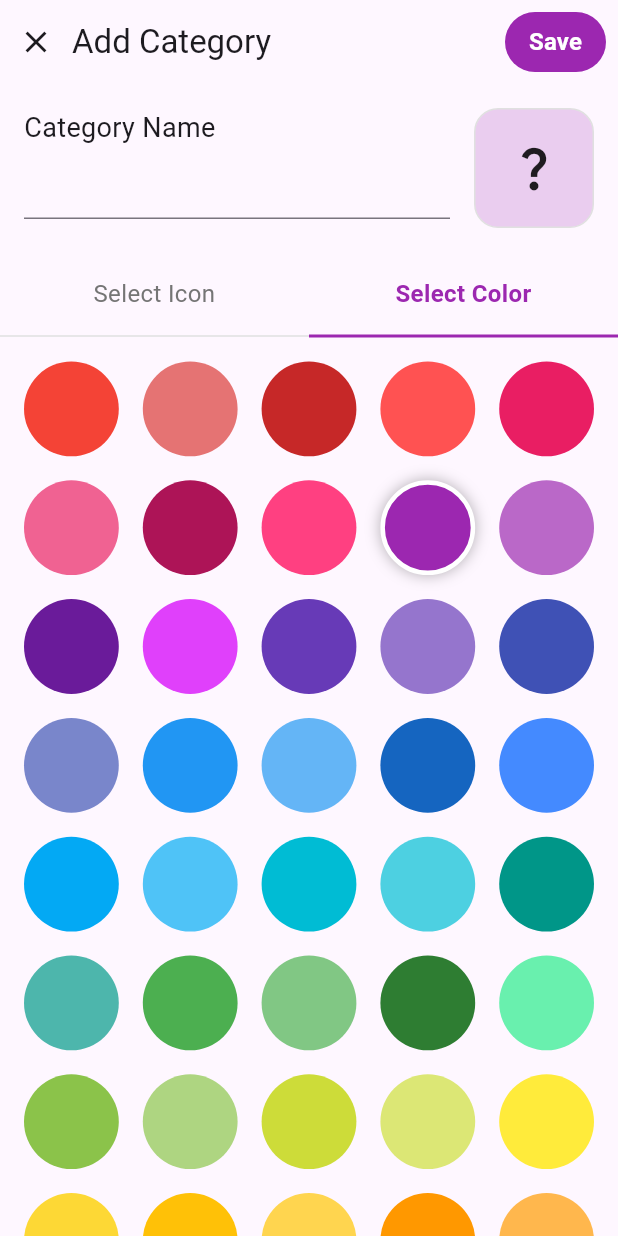
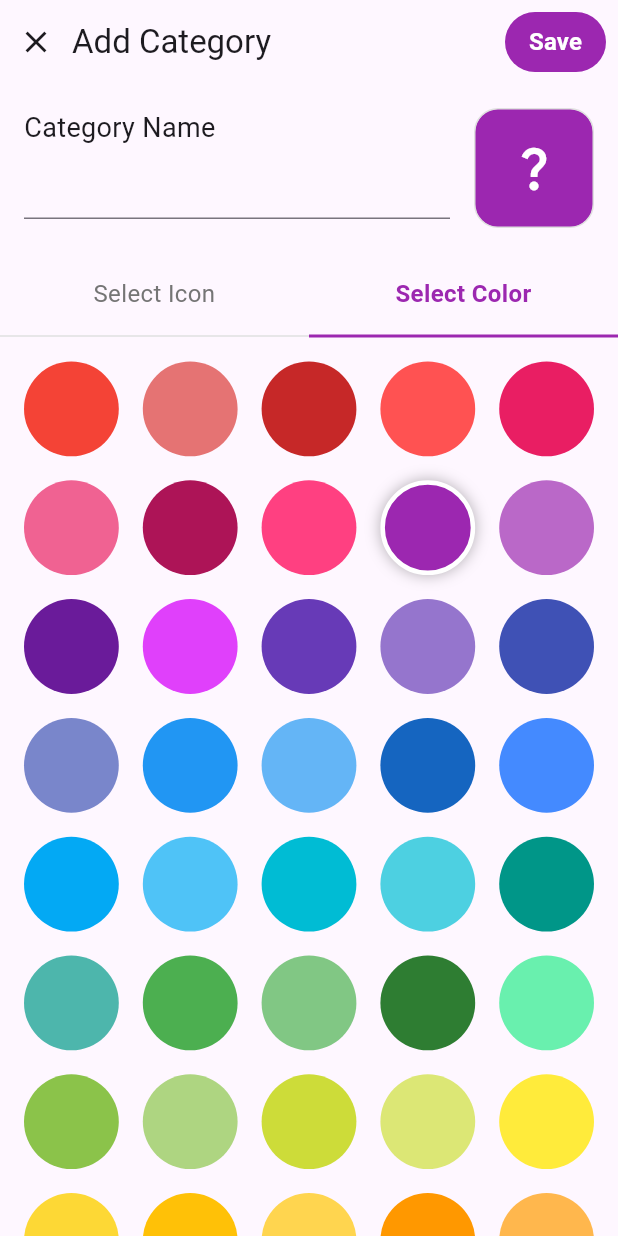
Before and after one commit to camtrik/money-manager-flutter, a Flutter app: the AddCategoryScreen screen opened directly, after a tap on "Select Color", on a phone screen of 412 x 824 dp. Run offline on Flutter 3.47's test engine with Material 3 defaults, Android fonts, the phone set to English and light mode, and no system bars; our stand-ins replace fl_chart, hive, hive_flutter; accounts and stored records are empty.

Commit message:
redesign of add category

```diff
--- a/lib/screens/add_category_screen.dart
+++ b/lib/screens/add_category_screen.dart
@@ -1,6 +1,7 @@
 import 'package:flutter/material.dart';
 import 'package:money_manager/l10n/gen/app_localizations.dart';
 import 'package:money_manager/models/category.dart';
+import 'package:money_manager/utils/category_utils.dart';
 import 'package:money_manager/view_models/category_list_model.dart';
 import 'package:provider/provider.dart';
 
@@ -17,99 +18,6 @@ class _AddCategoryScreenState extends State<AddCategoryScreen> {
   Color _selectedColor = Colors.purple; // Default color
   int _currentIndex = 0; // 0 for icon selection, 1 for color selection
 
-  // List of common emoji icons to choose from
-  final List<IconData> _icons = [
-    // Food & Dining
-    Icons.restaurant, Icons.fastfood, Icons.local_cafe, Icons.local_bar, Icons.local_pizza, Icons.bakery_dining,
-    // Transport
-    Icons.directions_car, Icons.directions_bus, Icons.train, Icons.flight, Icons.directions_bike, Icons.electric_scooter,
-    // Shopping
-    Icons.shopping_cart, Icons.shopping_bag, Icons.store, Icons.shopping_basket, Icons.redeem, Icons.card_giftcard,
-    // Entertainment
-    Icons.movie, Icons.sports_esports, Icons.sports, Icons.music_note, Icons.theaters, Icons.nightlife,
-    // Health & Medical
-    Icons.medical_services, Icons.local_hospital, Icons.medication, Icons.fitness_center, Icons.spa, Icons.sports_tennis,
-    // Home & Living
-    Icons.house, Icons.home_repair_service, Icons.cleaning_services, Icons.shower, Icons.lightbulb, Icons.bed,
-    // Communication & Electronics
-    Icons.smartphone, Icons.computer, Icons.phone, Icons.tv, Icons.headphones, Icons.camera_alt,
-    // Daily necessities & Misc
-    Icons.pets, Icons.child_care, Icons.school, Icons.book, Icons.savings, Icons.work,
-    // Others
-    Icons.attach_money, Icons.credit_card, Icons.payments, Icons.receipt_long, Icons.extension, Icons.question_mark,
-  ];
-
-  // List of material colors to choose from
-  final List<Color> _colors = [
-    // Reds
-    Colors.red,
-    Colors.red.shade300,
-    Colors.red.shade800,
-    Colors.redAccent,
-
-    // Pinks
-    Colors.pink,
-    Colors.pink.shade300,
-    Colors.pink.shade800,
-    Colors.pinkAccent,
-
-    // Purples
-    Colors.purple,
-    Colors.purple.shade300,
-    Colors.purple.shade800,
-    Colors.purpleAccent,
-    Colors.deepPurple,
-    Colors.deepPurple.shade300,
-
-    // Blues
-    Colors.indigo,
-    Colors.indigo.shade300,
-    Colors.blue,
-    Colors.blue.shade300,
-    Colors.blue.shade800,
-    Colors.blueAccent,
-    Colors.lightBlue,
-    Colors.lightBlue.shade300,
-
-    // Cyans & Teals
-    Colors.cyan,
-    Colors.cyan.shade300,
-    Colors.teal,
-    Colors.teal.shade300,
-
-    // Greens
-    Colors.green,
-    Colors.green.shade300,
-    Colors.green.shade800,
-    Colors.greenAccent,
-    Colors.lightGreen,
-    Colors.lightGreen.shade300,
-
-    // Yellows & Ambers
-    Colors.lime,
-    Colors.lime.shade300,
-    Colors.yellow,
-    Colors.yellow.shade600,
-    Colors.amber,
-    Colors.amber.shade300,
-
-    // Oranges
-    Colors.orange,
-    Colors.orange.shade300,
-    Colors.orange.shade800,
-    Colors.orangeAccent,
-    Colors.deepOrange,
-    Colors.deepOrange.shade300,
-
-    // Browns & Greys
-    Colors.brown,
-    Colors.brown.shade300,
-    Colors.grey,
-    Colors.grey.shade600,
-    Colors.blueGrey,
-    Colors.blueGrey.shade300,
-  ];
-
 
   @override
   void dispose() {
@@ -122,7 +30,7 @@ class _AddCategoryScreenState extends State<AddCategoryScreen> {
       // Show error if name is empty
       ScaffoldMessenger.of(context).showSnackBar(
         SnackBar(
-          content: Text(AppLocalizations.of(context)!.categoryNameRequired ?? 'Category name is required'),
+          content: Text(AppLocalizations.of(context)!.categoryNameRequired),
           backgroundColor: Colors.red,
         ),
       );
@@ -151,9 +59,9 @@ class _AddCategoryScreenState extends State<AddCategoryScreen> {
         mainAxisSpacing: 16,
         crossAxisSpacing: 16,
       ),
-      itemCount: _icons.length,
+      itemCount: CategoryUtils.icons.length,
       itemBuilder: (context, index) {
-        final icon = _icons[index];
+        final icon = CategoryUtils.icons[index];
         final isSelected = icon == _selectedIcon;
 
         return InkWell(
@@ -164,16 +72,17 @@ class _AddCategoryScreenState extends State<AddCategoryScreen> {
           },
           child: Container(
             decoration: BoxDecoration(
-              color: isSelected ? _selectedColor.withOpacity(0.2) : Colors.transparent,
-              borderRadius: BorderRadius.circular(8),
-              border: isSelected
-                  ? Border.all(color: _selectedColor, width: 2)
-                  : Border.all(color: Colors.grey.withOpacity(0.3)),
+              color: isSelected ? _selectedColor : Colors.grey.shade200,
+              borderRadius: BorderRadius.circular(16),
+              // border: isSelected
+              //     ? Border.all(color: _selectedColor, width: 2)
+              //     : Border.all(color: Colors.grey.withOpacity(0.3)),
             ),
             child: Center(
               child: Icon(
                 icon,
                 size: 32,
+                color: isSelected ? Colors.white : Colors.black,
               ),
             ),
           ),
@@ -190,10 +99,10 @@ class _AddCategoryScreenState extends State<AddCategoryScreen> {
         mainAxisSpacing: 16,
         crossAxisSpacing: 16,
       ),
-      itemCount: _colors.length,
+      itemCount: CategoryUtils.colors.length,
       itemBuilder: (context, index) {
-        final color = _colors[index];
-        final isSelected = color.value == _selectedColor.value;
+        final color = CategoryUtils.colors[index];
+        final isSelected = color.toARGB32() == _selectedColor.toARGB32();
 
         return InkWell(
           onTap: () {
@@ -232,7 +141,7 @@ class _AddCategoryScreenState extends State<AddCategoryScreen> {
               icon: const Icon(Icons.close),
               onPressed: () => Navigator.pop(context),
             ),
-            Text(l10n.addCategory ?? 'Add Category'),
+            Text(l10n.addCategory),
             const Spacer(),
             Padding(
               padding: const EdgeInsets.only(right: 8.0),
@@ -274,7 +183,7 @@ class _AddCategoryScreenState extends State<AddCategoryScreen> {
                     crossAxisAlignment: CrossAxisAlignment.start,
                     children: [
                       Text(
-                        l10n.categoryName ?? 'Category Name',
+                        l10n.categoryName,
                         style: const TextStyle(fontSize: 18),
                       ),
                       TextField(
@@ -293,7 +202,7 @@ class _AddCategoryScreenState extends State<AddCategoryScreen> {
                   width: 80,
                   height: 80,
                   decoration: BoxDecoration(
-                    color: _selectedColor.withOpacity(0.2),
+                    color: _selectedColor,
                     borderRadius: BorderRadius.circular(16),
                     border: Border.all(
                       color: Colors.grey.shade300,
@@ -304,6 +213,7 @@ class _AddCategoryScreenState extends State<AddCategoryScreen> {
                     child: Icon(
                       _selectedIcon,
                       size: 36,
+                      color: Colors.white,
                     ),
                   ),
                 ),
--- a/lib/utils/category_utils.dart
+++ b/lib/utils/category_utils.dart
@@ -31,4 +31,99 @@ class CategoryUtils {
         return categoryName; // Fallback to ID if no translation found
     }
   }
+
+
+  // List of common emoji icons to choose from
+  static final List<IconData> icons = [
+    // Food & Dining
+    Icons.restaurant, Icons.fastfood, Icons.local_cafe, Icons.local_bar, Icons.local_pizza, Icons.bakery_dining,
+    // Transport
+    Icons.directions_car, Icons.directions_bus, Icons.train, Icons.flight, Icons.directions_bike, Icons.electric_scooter,
+    // Shopping
+    Icons.shopping_cart, Icons.shopping_bag, Icons.store, Icons.shopping_basket, Icons.redeem, Icons.card_giftcard,
+    // Entertainment
+    Icons.movie, Icons.sports_esports, Icons.sports, Icons.music_note, Icons.theaters, Icons.nightlife,
+    // Health & Medical
+    Icons.medical_services, Icons.local_hospital, Icons.medication, Icons.fitness_center, Icons.spa, Icons.sports_tennis,
+    // Home & Living
+    Icons.house, Icons.home_repair_service, Icons.cleaning_services, Icons.shower, Icons.lightbulb, Icons.bed,
+    // Communication & Electronics
+    Icons.smartphone, Icons.computer, Icons.phone, Icons.tv, Icons.headphones, Icons.camera_alt,
+    // Daily necessities & Misc
+    Icons.pets, Icons.child_care, Icons.school, Icons.book, Icons.savings, Icons.work,
+    // Others
+    Icons.attach_money, Icons.credit_card, Icons.payments, Icons.receipt_long, Icons.extension, Icons.question_mark,
+  ];
+
+  // List of material colors to choose from
+  static final List<Color> colors = [
+    // Reds
+    Colors.red,
+    Colors.red.shade300,
+    Colors.red.shade800,
+    Colors.redAccent,
+
+    // Pinks
+    Colors.pink,
+    Colors.pink.shade300,
+    Colors.pink.shade800,
+    Colors.pinkAccent,
+
+    // Purples
+    Colors.purple,
+    Colors.purple.shade300,
+    Colors.purple.shade800,
+    Colors.purpleAccent,
+    Colors.deepPurple,
+    Colors.deepPurple.shade300,
+
+    // Blues
+    Colors.indigo,
+    Colors.indigo.shade300,
+    Colors.blue,
+    Colors.blue.shade300,
+    Colors.blue.shade800,
+    Colors.blueAccent,
+    Colors.lightBlue,
+    Colors.lightBlue.shade300,
+
+    // Cyans & Teals
+    Colors.cyan,
+    Colors.cyan.shade300,
+    Colors.teal,
+    Colors.teal.shade300,
+
+    // Greens
+    Colors.green,
+    Colors.green.shade300,
+    Colors.green.shade800,
+    Colors.greenAccent,
+    Colors.lightGreen,
+    Colors.lightGreen.shade300,
+
+    // Yellows & Ambers
+    Colors.lime,
+    Colors.lime.shade300,
+    Colors.yellow,
+    Colors.yellow.shade600,
+    Colors.amber,
+    Colors.amber.shade300,
+
+    // Oranges
+    Colors.orange,
+    Colors.orange.shade300,
+    Colors.orange.shade800,
+    Colors.orangeAccent,
+    Colors.deepOrange,
+    Colors.deepOrange.shade300,
+
+    // Browns & Greys
+    Colors.brown,
+    Colors.brown.shade300,
+    Colors.grey,
+    Colors.grey.shade600,
+    Colors.blueGrey,
+    Colors.blueGrey.shade300,
+  ];
+
 }
```
